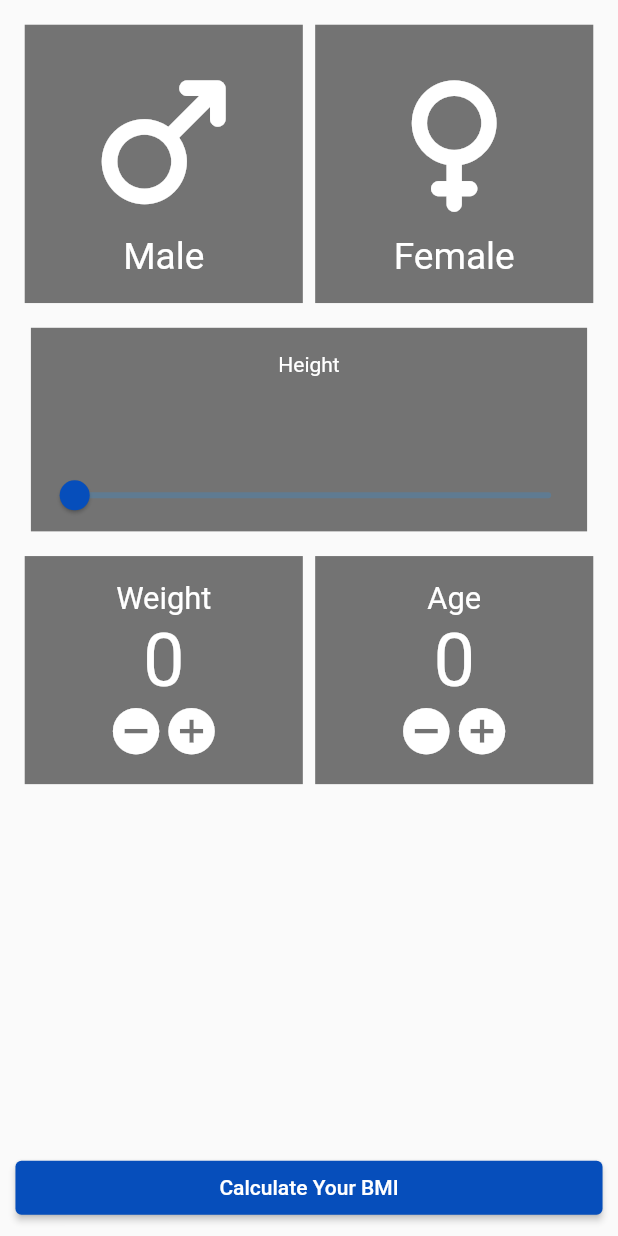
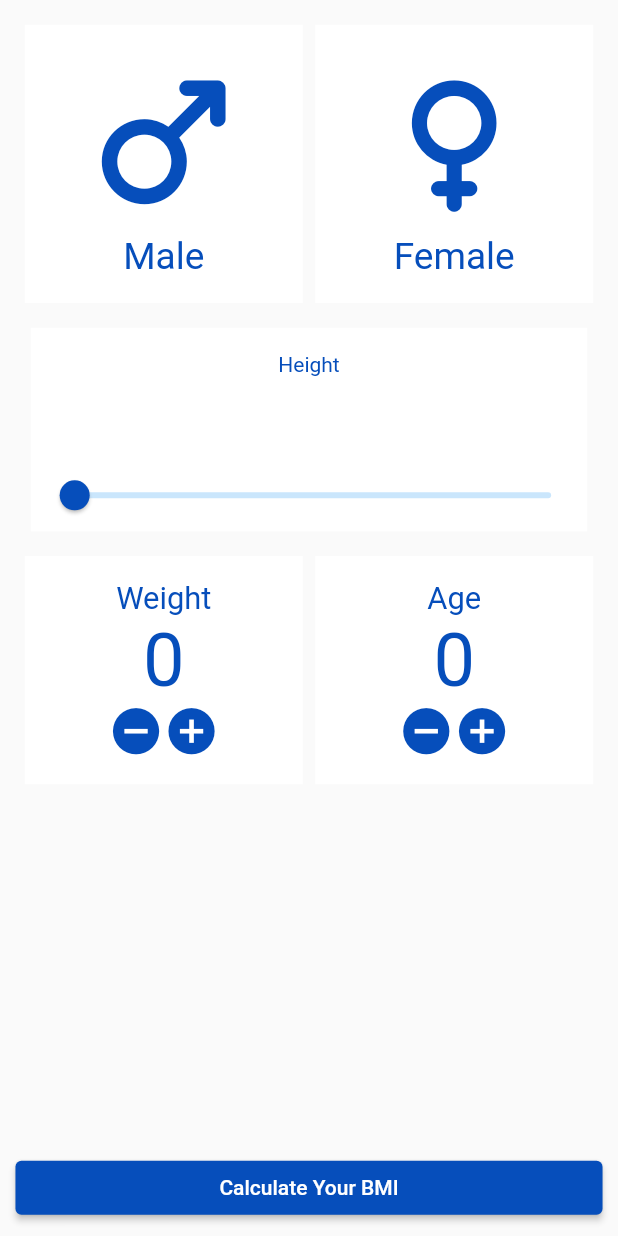
Before and after one commit to shahzebnaqvi/Medical_App, a Flutter app: the Bmi screen opened directly, on a phone screen of 412 x 824 dp. Run offline on Flutter 3.47's test engine with Material 2 defaults, Android fonts, the light colour scheme and no system bars; our stand-ins replace carousel_slider, get.

Commit message:
files added

```diff
--- a/lib/Screens/additionaltools/bmi.dart
+++ b/lib/Screens/additionaltools/bmi.dart
@@ -29,13 +29,13 @@ int counter2 = 0;
 double heightcm1 = 0;
 String heightcm = "";
 Color backcolor = Colors.black;
-Color backcolorcon = Colors.black54;
+Color backcolorcon = Colors.white;
 
-Color backbut = Colors.pink.shade900;
+// Color backbut = Colors.pink.shade900;
 Color backbut21 = Colors.pink.shade50;
 
-Color coloricon = Colors.white;
-Color fontcolor = Colors.white;
+Color coloricon = Color.fromRGBO(6, 78, 187, 1);
+Color fontcolor = Constants.mainColor;
 double _currentSliderValue = 20;
 
 class _BmiState extends State<Bmi> {
```
Also changed, not shown: lib/Screens/auth/login.dart (+4 -3 lines).
